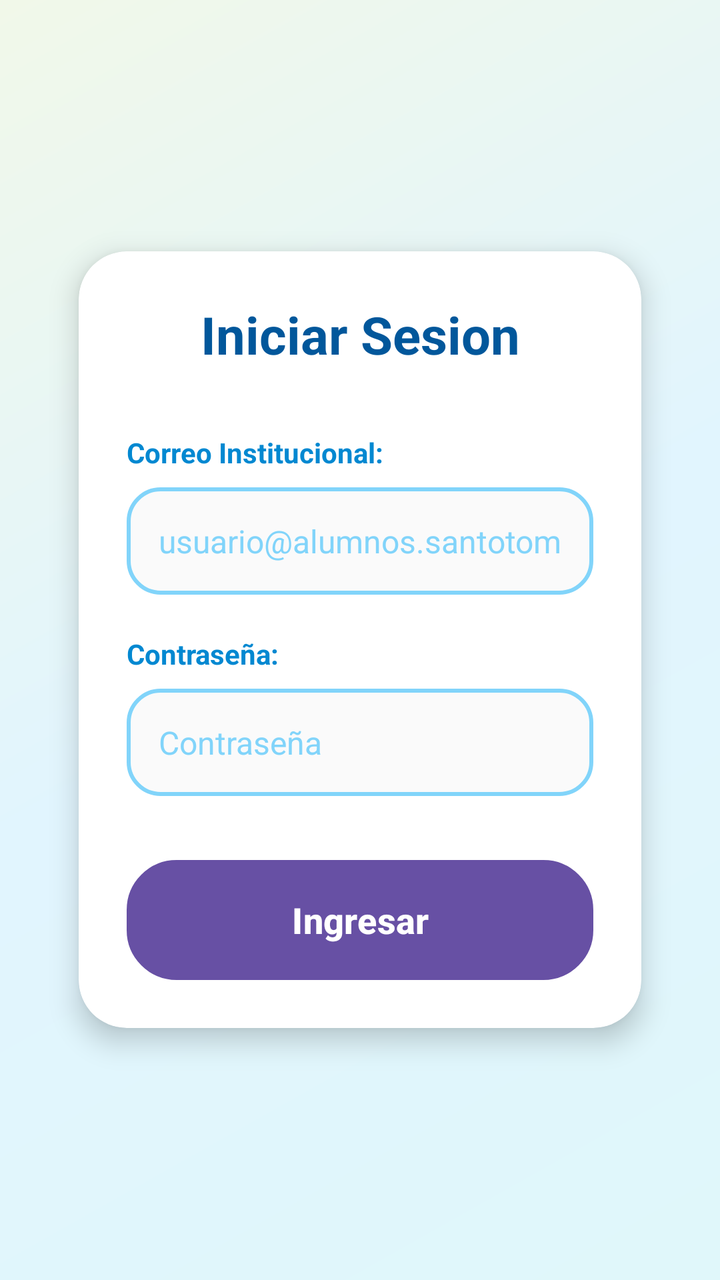
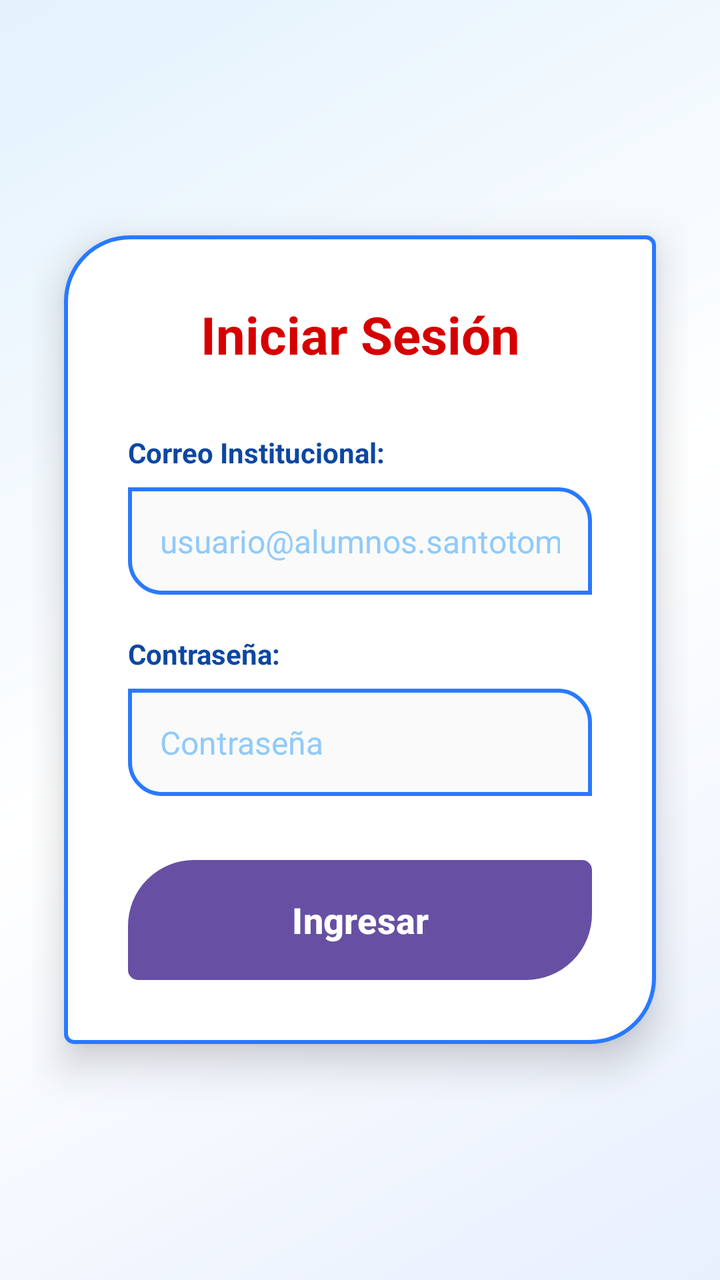

Compare the two renders of this Android layout. The source of the first and the diff that turns it into the second are given below.
<!-- AndroidManifest.xml: application theme Theme.MyApplication -->
<!-- res/layout/activity_login.xml -->
<?xml version="1.0" encoding="utf-8"?>
<LinearLayout xmlns:android="http://schemas.android.com/apk/res/android"
    xmlns:app="http://schemas.android.com/apk/res-auto"
    android:layout_width="match_parent"
    android:layout_height="match_parent"
    android:background="@drawable/bg_frutiger_main"
    android:gravity="center"
    android:orientation="vertical"
    android:padding="24dp">

    <androidx.cardview.widget.CardView
        android:layout_width="match_parent"
        android:layout_height="wrap_content"
        app:cardCornerRadius="24dp"
        app:cardElevation="8dp"
        app:cardBackgroundColor="#FFFFFF"
        app:cardUseCompatPadding="true">

        <LinearLayout
            android:layout_width="match_parent"
            android:layout_height="wrap_content"
            android:orientation="vertical"
            android:padding="24dp">

            <TextView
                android:layout_width="match_parent"
                android:layout_height="wrap_content"
                android:layout_marginBottom="32dp"
                android:gravity="center"
                android:text="Iniciar Sesion"
                android:textColor="#01579B"
                android:textSize="26sp"
                android:textStyle="bold" />

            <TextView
                android:layout_width="wrap_content"
                android:layout_height="wrap_content"
                android:text="Correo Institucional:"
                android:textColor="#0288D1"
                android:textSize="14sp"
                android:textStyle="bold"
                android:layout_marginBottom="8dp"/>

            <EditText
                android:id="@+id/etCorreo"
                android:layout_width="match_parent"
                android:layout_height="wrap_content"
                android:hint="usuario@alumnos.santotomas.cl"
                android:textColorHint="#81D4FA"
                android:textColor="#01579B"
                android:textSize="16sp"
                android:padding="16dp"
                android:background="@drawable/bg_edit_text"
                android:inputType="textEmailAddress"
                android:layout_marginBottom="20dp"/>

            <TextView
                android:layout_width="wrap_content"
                android:layout_height="wrap_content"
                android:text="Contraseña:"
                android:textColor="#0288D1"
                android:textSize="14sp"
                android:textStyle="bold"
                android:layout_marginBottom="8dp"/>

            <EditText
                android:id="@+id/etPassword"
                android:layout_width="match_parent"
                android:layout_height="wrap_content"
                android:hint="Contraseña"
                android:textColorHint="#81D4FA"
                android:textColor="#01579B"
                android:textSize="16sp"
                android:padding="16dp"
                android:background="@drawable/bg_edit_text"
                android:inputType="textPassword"
                android:layout_marginBottom="32dp"/>

            <Button
                android:id="@+id/btnLogin"
                android:layout_width="match_parent"
                android:layout_height="60dp"
                android:text="Ingresar"
                android:textColor="#FFFFFF"
                android:textSize="18sp"
                android:textStyle="bold"
                android:background="@drawable/bg_button_primary"/>

        </LinearLayout>
    </androidx.cardview.widget.CardView>

</LinearLayout>
<!-- resources referenced by this layout -->
<resources>
  <!-- drawable bg_button_primary (drawable) -->
  <?xml version="1.0" encoding="utf-8"?>
  <ripple xmlns:android="http://schemas.android.com/apk/res/android"
      android:color="#80FFFFFF">
      <item>
          <shape android:shape="rectangle">
              
              <gradient
                  android:startColor="#4FC3F7"
                  android:centerColor="#03A9F4"
                  android:endColor="#0288D1"
                  android:angle="90"/>
              <corners android:radius="24dp"/>
              <stroke android:width="2dp" android:color="#E1F5FE"/>
          </shape>
      </item>
  </ripple>
  <!-- drawable bg_edit_text (drawable) -->
  <?xml version="1.0" encoding="utf-8"?>
  <shape xmlns:android="http://schemas.android.com/apk/res/android"
      android:shape="rectangle">
      <solid android:color="#FAFAFA"/>
      
      <stroke android:width="2dp" android:color="#81D4FA"/>
      <corners android:radius="16dp"/>
  </shape>
  <!-- drawable bg_frutiger_main (drawable) -->
  <?xml version="1.0" encoding="utf-8"?>
  <shape xmlns:android="http://schemas.android.com/apk/res/android">
      <gradient
          android:angle="135"
          android:startColor="#E0F7FA"
          android:centerColor="#E1F5FE"
          android:endColor="#F1F8E9"
          android:type="linear" />
  </shape>
  <style name="Theme.MyApplication" parent="Base.Theme.MyApplication" />
  <style name="Base.Theme.MyApplication" parent="Theme.Material3.Light.NoActionBar">
          <item name="android:forceDarkAllowed" tools:targetApi="q">false</item>
  
          
          
      </style>
</resources>

<!-- the commit's change to res/layout/activity_login.xml (unified diff, before → after) -->
@@ -6,87 +6,81 @@
     android:background="@drawable/bg_frutiger_main"
     android:gravity="center"
     android:orientation="vertical"
-    android:padding="24dp">
+    android:padding="16dp">
 
-    <androidx.cardview.widget.CardView
+    <LinearLayout
         android:layout_width="match_parent"
         android:layout_height="wrap_content"
-        app:cardCornerRadius="24dp"
-        app:cardElevation="8dp"
-        app:cardBackgroundColor="#FFFFFF"
-        app:cardUseCompatPadding="true">
+        android:orientation="vertical"
+        android:layout_margin="16dp"
+        android:elevation="12dp"
+        android:background="@drawable/bg_card_custom"
+        android:padding="32dp">
 
-        <LinearLayout
+        <TextView
             android:layout_width="match_parent"
             android:layout_height="wrap_content"
-            android:orientation="vertical"
-            android:padding="24dp">
+            android:layout_marginBottom="32dp"
+            android:gravity="center"
+            android:text="Iniciar Sesión"
+            android:textColor="#D50000"
+            android:textSize="26sp"
+            android:textStyle="bold" />
 
-            <TextView
-                android:layout_width="match_parent"
-                android:layout_height="wrap_content"
-                android:layout_marginBottom="32dp"
-                android:gravity="center"
-                android:text="Iniciar Sesion"
-                android:textColor="#01579B"
-                android:textSize="26sp"
-                android:textStyle="bold" />
+        <TextView
+            android:layout_width="wrap_content"
+            android:layout_height="wrap_content"
+            android:text="Correo Institucional:"
+            android:textColor="#0D47A1"
+            android:textSize="14sp"
+            android:textStyle="bold"
+            android:layout_marginBottom="8dp"/>
 
-            <TextView
-                android:layout_width="wrap_content"
-                android:layout_height="wrap_content"
-                android:text="Correo Institucional:"
-                android:textColor="#0288D1"
-                android:textSize="14sp"
-                android:textStyle="bold"
-                android:layout_marginBottom="8dp"/>
+        <EditText
+            android:id="@+id/etCorreo"
+            android:layout_width="match_parent"
+            android:layout_height="wrap_content"
+            android:hint="usuario@alumnos.santotomas.cl"
+            android:textColorHint="#90CAF9"
+            android:textColor="#D50000"
+            android:textSize="16sp"
+            android:padding="16dp"
+            android:background="@drawable/bg_edit_text"
+            android:inputType="textEmailAddress"
+            android:layout_marginBottom="20dp"/>
 
-            <EditText
-                android:id="@+id/etCorreo"
-                android:layout_width="match_parent"
-                android:layout_height="wrap_content"
-                android:hint="usuario@alumnos.santotomas.cl"
-                android:textColorHint="#81D4FA"
-                android:textColor="#01579B"
-                android:textSize="16sp"
-                android:padding="16dp"
-                android:background="@drawable/bg_edit_text"
-                android:inputType="textEmailAddress"
-                android:layout_marginBottom="20dp"/>
+        <TextView
+            android:layout_width="wrap_content"
+            android:layout_height="wrap_content"
+            android:text="Contraseña:"
+            android:textColor="#0D47A1"
+            android:textSize="14sp"
+            android:textStyle="bold"
+            android:layout_marginBottom="8dp"/>
 
-            <TextView
-                android:layout_width="wrap_content"
-                android:layout_height="wrap_content"
-                android:text="Contraseña:"
-                android:textColor="#0288D1"
-                android:textSize="14sp"
-                android:textStyle="bold"
-                android:layout_marginBottom="8dp"/>
+        <EditText
+            android:id="@+id/etPassword"
+            android:layout_width="match_parent"
+            android:layout_height="wrap_content"
+            android:hint="Contraseña"
+            android:textColorHint="#90CAF9"
+            android:textColor="#D50000"
+            android:textSize="16sp"
+            android:padding="16dp"
+            android:background="@drawable/bg_edit_text"
+            android:inputType="textPassword"
+            android:layout_marginBottom="32dp"/>
 
-            <EditText
-                android:id="@+id/etPassword"
-                android:layout_width="match_parent"
-                android:layout_height="wrap_content"
-                android:hint="Contraseña"
-                android:textColorHint="#81D4FA"
-                android:textColor="#01579B"
-                android:textSize="16sp"
-                android:padding="16dp"
-                android:background="@drawable/bg_edit_text"
-                android:inputType="textPassword"
-                android:layout_marginBottom="32dp"/>
+        <Button
+            android:id="@+id/btnLogin"
+            android:layout_width="match_parent"
+            android:layout_height="60dp"
+            android:text="Ingresar"
+            android:textColor="#FFFFFF"
+            android:textSize="18sp"
+            android:textStyle="bold"
+            android:background="@drawable/bg_button_primary"/>
 
-            <Button
-                android:id="@+id/btnLogin"
-                android:layout_width="match_parent"
-                android:layout_height="60dp"
-                android:text="Ingresar"
-                android:textColor="#FFFFFF"
-                android:textSize="18sp"
-                android:textStyle="bold"
-                android:background="@drawable/bg_button_primary"/>
-
-        </LinearLayout>
-    </androidx.cardview.widget.CardView>
+    </LinearLayout>
 
 </LinearLayout>
<!-- resource entries referenced after the edit -->
@@ -8,32 +8,52 @@
           <shape android:shape="rectangle">
               
               <gradient
-                  android:startColor="#4FC3F7"
-                  android:centerColor="#03A9F4"
-                  android:endColor="#0288D1"
-                  android:angle="90"/>
-              <corners android:radius="24dp"/>
-              <stroke android:width="2dp" android:color="#E1F5FE"/>
+                  android:startColor="#FF0000"
+                  android:centerColor="#E50000"
+                  android:endColor="#B71C1C"
+                  android:angle="45"/>
+              <corners
+                  android:topLeftRadius="32dp"
+                  android:bottomRightRadius="32dp"
+                  android:topRightRadius="4dp"
+                  android:bottomLeftRadius="4dp"/>
+              
+              <stroke android:width="2dp" android:color="#2979FF"/>
           </shape>
       </item>
   </ripple>
+  <!-- drawable bg_card_custom (drawable) -->
+  <?xml version="1.0" encoding="utf-8"?>
+  <shape xmlns:android="http://schemas.android.com/apk/res/android" android:shape="rectangle">
+      <solid android:color="#FFFFFF"/>
+      
+      <stroke android:width="2dp" android:color="#2979FF"/>
+      <corners
+          android:topLeftRadius="32dp"
+          android:bottomRightRadius="32dp"
+          android:topRightRadius="4dp"
+          android:bottomLeftRadius="4dp"/>
+  </shape>
   <!-- drawable bg_edit_text (drawable) -->
   <?xml version="1.0" encoding="utf-8"?>
   <shape xmlns:android="http://schemas.android.com/apk/res/android"
       android:shape="rectangle">
       <solid android:color="#FAFAFA"/>
-      
-      <stroke android:width="2dp" android:color="#81D4FA"/>
-      <corners android:radius="16dp"/>
+      <stroke android:width="2dp" android:color="#2979FF"/>
+      <corners
+          android:topLeftRadius="0dp"
+          android:bottomRightRadius="0dp"
+          android:topRightRadius="16dp"
+          android:bottomLeftRadius="16dp"/>
   </shape>
   <!-- drawable bg_frutiger_main (drawable) -->
   <?xml version="1.0" encoding="utf-8"?>
   <shape xmlns:android="http://schemas.android.com/apk/res/android">
       <gradient
           android:angle="135"
-          android:startColor="#E0F7FA"
-          android:centerColor="#E1F5FE"
-          android:endColor="#F1F8E9"
+          android:startColor="#E8F0FE"
+          android:centerColor="#FFFFFF"
+          android:endColor="#E3F2FD"
           android:type="linear" />
   </shape>
   <style name="Theme.MyApplication" parent="Base.Theme.MyApplication" />
